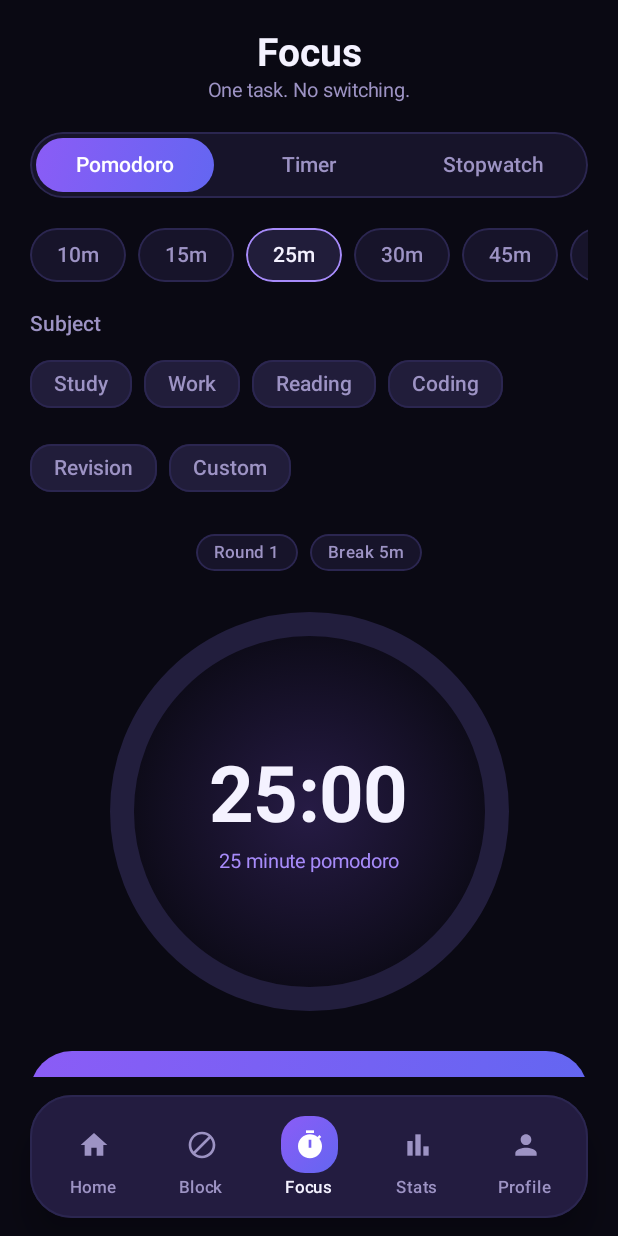
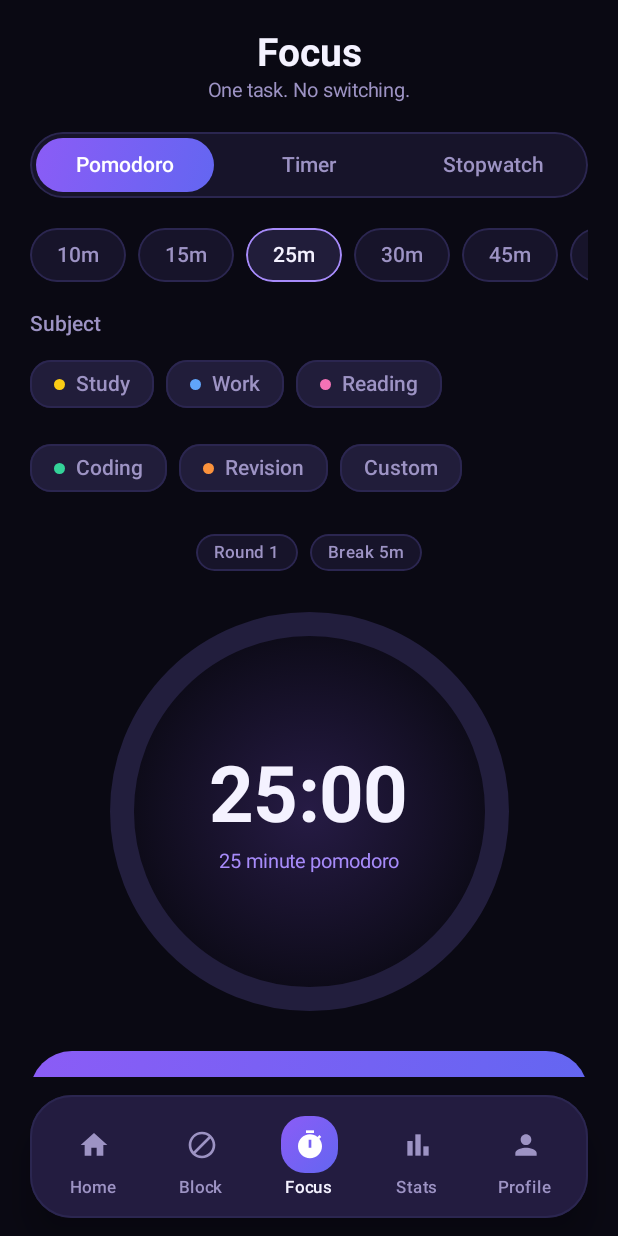
Before and after one commit to DhakadStudio/frostlock, an Android app built with Jetpack Compose: the FocusScreen screen opened through its navigation route, on a phone screen of 412 x 824 dp. Run offline under Robolectric (Android 15) with nearby library versions, the phone set to English and light mode, and no system bars; our stand-ins replace Dagger/Hilt's generated code.

Commit message:
Add coloured subject identities across focus, schedule and stats

```diff
--- a/app/src/main/java/com/focusflow/app/data/local/prefs/SubjectStore.kt
+++ b/app/src/main/java/com/focusflow/app/data/local/prefs/SubjectStore.kt
@@ -20,10 +20,27 @@ import javax.inject.Singleton
 data class FocusSubject(
     val id: Long,
     val name: String,
-    val packages: Set<String> = emptySet()
+    val packages: Set<String> = emptySet(),
+    /** ARGB colour used for chips, dots and the session badge. */
+    val colorArgb: Int = SUBJECT_COLORS.first()
 ) {
     /** True when this subject has its own app list instead of the global fallback. */
     val hasApps: Boolean get() = packages.isNotEmpty()
+
+    companion object {
+        val SUBJECT_COLORS = listOf(
+            0xFFFACC15.toInt(), // amber
+            0xFF60A5FA.toInt(), // blue
+            0xFFF472B6.toInt(), // pink
+            0xFF34D399.toInt(), // green
+            0xFFFB923C.toInt(), // orange
+            0xFFA78BFA.toInt(), // violet
+            0xFF22D3EE.toInt() // cyan
+        )
+
+        fun colorFor(index: Int): Int =
+            SUBJECT_COLORS[((index % SUBJECT_COLORS.size) + SUBJECT_COLORS.size) % SUBJECT_COLORS.size]
+    }
 }
 
 /**
@@ -76,7 +93,8 @@ class SubjectStore @Inject constructor(@ApplicationContext context: Context) {
                         FocusSubject(
                             id = obj.optLong(KEY_ID, name.hashCode().toLong()),
                             name = name,
-                            packages = packages
+                            packages = packages,
+                            colorArgb = obj.optInt(KEY_COLOR, FocusSubject.colorFor(i))
                         )
                     )
                 }
@@ -99,7 +117,8 @@ class SubjectStore @Inject constructor(@ApplicationContext context: Context) {
         val subject = FocusSubject(
             id = System.currentTimeMillis(),
             name = cleaned,
-            packages = emptySet()
+            packages = emptySet(),
+            colorArgb = FocusSubject.colorFor(subjects().size)
         )
         save(subjects() + subject)
         return subject
@@ -122,6 +141,7 @@ class SubjectStore @Inject constructor(@ApplicationContext context: Context) {
                     put(KEY_ID, subject.id)
                     put(KEY_NAME, subject.name)
                     put(KEY_PACKAGES, JSONArray(subject.packages.sorted()))
+                    put(KEY_COLOR, subject.colorArgb)
                 }
             )
         }
@@ -129,11 +149,11 @@ class SubjectStore @Inject constructor(@ApplicationContext context: Context) {
     }
 
     private fun defaults(): List<FocusSubject> = listOf(
-        FocusSubject(id = 1L, name = "Study"),
-        FocusSubject(id = 2L, name = "Work"),
-        FocusSubject(id = 3L, name = "Reading"),
-        FocusSubject(id = 4L, name = "Coding"),
-        FocusSubject(id = 5L, name = "Revision")
+        FocusSubject(id = 1L, name = "Study", colorArgb = FocusSubject.colorFor(0)),
+        FocusSubject(id = 2L, name = "Work", colorArgb = FocusSubject.colorFor(1)),
+        FocusSubject(id = 3L, name = "Reading", colorArgb = FocusSubject.colorFor(2)),
+        FocusSubject(id = 4L, name = "Coding", colorArgb = FocusSubject.colorFor(3)),
+        FocusSubject(id = 5L, name = "Revision", colorArgb = FocusSubject.colorFor(4))
     )
 
     companion object {
@@ -142,6 +162,7 @@ class SubjectStore @Inject constructor(@ApplicationContext context: Context) {
         private const val KEY_ID = "id"
         private const val KEY_NAME = "name"
         private const val KEY_PACKAGES = "packages"
+        private const val KEY_COLOR = "color"
         const val MAX_NAME_LENGTH = 24
     }
 }
--- a/app/src/main/java/com/focusflow/app/ui/screens/focus/FocusImmersiveOverlay.kt
+++ b/app/src/main/java/com/focusflow/app/ui/screens/focus/FocusImmersiveOverlay.kt
@@ -121,7 +121,7 @@ fun FocusImmersiveOverlay(
                 ) {
                     SubjectBadge(
                         subject = state.tag,
-                        color = 0xFFA78BFA.toInt(),
+                        color = state.selectedSubject?.colorArgb ?: 0xFFA78BFA.toInt(),
                         isBreak = state.phase == FocusPhase.BREAK
                     )
                     Spacer(modifier = Modifier.weight(1f))
--- a/app/src/main/java/com/focusflow/app/ui/screens/focus/FocusScreen.kt
+++ b/app/src/main/java/com/focusflow/app/ui/screens/focus/FocusScreen.kt
@@ -255,12 +255,10 @@ fun FocusScreen(
                             )
                         },
                         label = {
-                            Text(
-                                if (subject.hasApps) {
-                                    "${subject.name} · ${subject.packages.size}"
-                                } else {
-                                    subject.name
-                                }
+                            SubjectChipLabel(
+                                name = subject.name,
+                                count = subject.packages.size.takeIf { subject.hasApps },
+                                colorArgb = subject.colorArgb
                             )
                         },
                         colors = subjectChipColors()
@@ -808,6 +806,22 @@ internal fun HoldToEndButton(
 }
 
 @Composable
+private fun SubjectChipLabel(name: String, count: Int?, colorArgb: Int) {
+    Row(
+        verticalAlignment = Alignment.CenterVertically,
+        horizontalArrangement = Arrangement.spacedBy(7.dp)
+    ) {
+        Box(
+            modifier = Modifier
+                .size(7.dp)
+                .clip(CircleShape)
+                .background(Color(colorArgb))
+        )
+        Text(if (count != null) "$name · $count" else name)
+    }
+}
+
+@Composable
 private fun subjectChipColors() = FilterChipDefaults.filterChipColors(
     containerColor = SurfaceHigh,
     labelColor = TextSecondary,
```
Also changed, not shown: app/src/main/java/com/focusflow/app/ui/screens/schedule/ScheduleScreen.kt (+12 -1 lines), app/src/main/java/com/focusflow/app/ui/screens/stats/StatsScreen.kt (+17 -2 lines), app/src/main/java/com/focusflow/app/ui/screens/stats/StatsViewModel.kt (+9 -2 lines), app/src/main/java/com/focusflow/app/ui/util/FocusStats.kt (+20 -3 lines).
